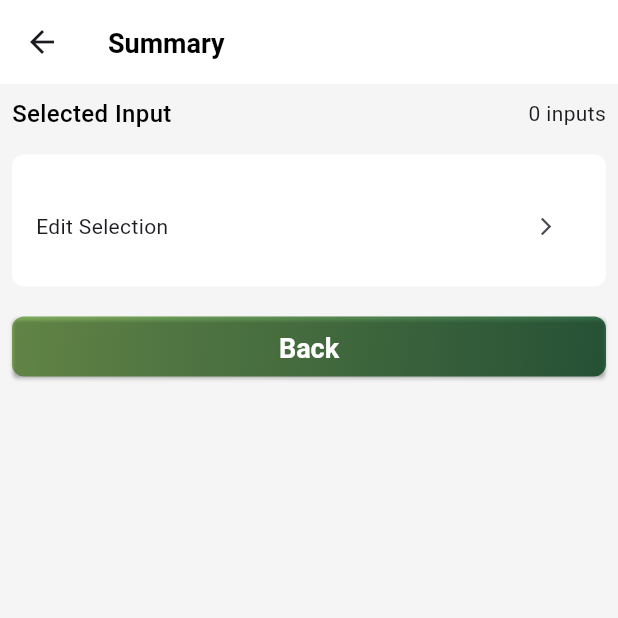
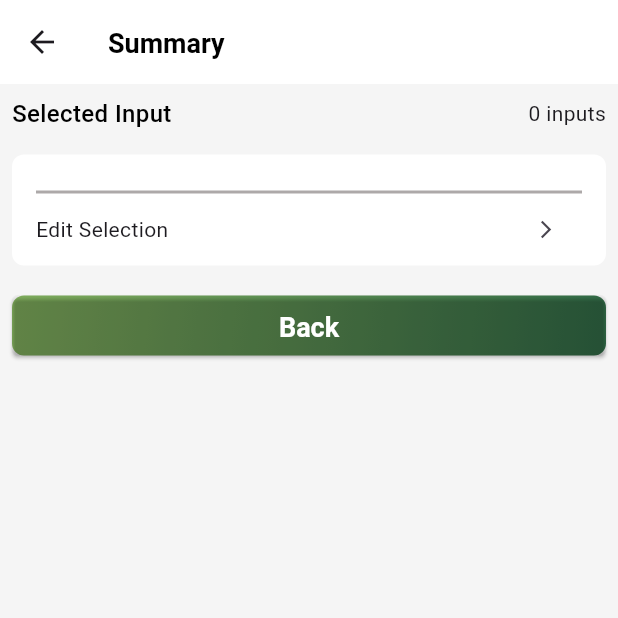
Before and after one commit to zihadsikder/wempro_project, a Flutter app: the SummaryPage screen opened directly, on a phone screen of 412 x 824 dp, the top half of it. Run offline on Flutter 3.47's test engine with Material 3 defaults, Android fonts, the light colour scheme and no system bars; our stand-ins replace get; network calls fail.

Commit message:
summary page done

```diff
--- a/lib/app/core/config/app_colors.dart
+++ b/lib/app/core/config/app_colors.dart
@@ -10,5 +10,5 @@ class AppColors {
   static Color bgColor = const Color(0xffffffff);
   static Color screenBgColor = Colors.grey.shade100;
   static Color hintTextColor = const Color(0xffada9a9);
-  static Color iconColor = const Color(0xff878585);
+  static Color basicColor = const Color(0xff878585);
 }
--- a/lib/app/core/constants/theme_data.dart
+++ b/lib/app/core/constants/theme_data.dart
@@ -20,12 +20,12 @@ class AppThemeData {
 
       enabledBorder: OutlineInputBorder(
         borderSide: BorderSide.none,
-        borderRadius: BorderRadius.circular(32),
+        borderRadius: BorderRadius.circular(4),
       ),
 
       focusedBorder: OutlineInputBorder(
-        borderSide: BorderSide(width: 2, color: AppColors.iconColor),
-        borderRadius: BorderRadius.circular(32),
+        borderSide: BorderSide(width: 2, color: AppColors.basicColor),
+        borderRadius: BorderRadius.circular(4),
       ),
       hintStyle: TextStyle(
         color: AppColors.hintTextColor,
--- a/lib/app/modules/home/views/summary_page.dart
+++ b/lib/app/modules/home/views/summary_page.dart
@@ -34,25 +34,26 @@ class SummaryPage extends StatelessWidget {
                 ),
               ],
             ),
-            SizedBox(height: 16.0,),
+            SizedBox(
+              height: 16.0,
+            ),
             Container(
-              padding: EdgeInsets.all(16),
+              padding: EdgeInsets.only(top: 16, right: 16, left: 16),
               decoration: BoxDecoration(
-                borderRadius: BorderRadius.circular(8),
-                color: Colors.white
-              ),
+                  borderRadius: BorderRadius.circular(8), color: Colors.white),
               child: ListView(
                 shrinkWrap: true, // Prevent ListView from growing too large
                 children: [
                   // Check if there are any responses to show
                   if (controller.responses.isNotEmpty)
-                  // Iterate over each response in controller.responses
+                    // Iterate over each response in controller.responses
                     for (var entry in controller.responses.entries)
-                    // Find the corresponding attribute using the ID
-                      if (controller.entity.value?.jsonResponse?.attributes != null)
-                      // Find the attribute by ID
-                        for (var attribute
-                        in controller.entity.value!.jsonResponse!.attributes!)
+                      // Find the corresponding attribute using the ID
+                      if (controller.entity.value?.jsonResponse?.attributes !=
+                          null)
+                        // Find the attribute by ID
+                        for (var attribute in controller
+                            .entity.value!.jsonResponse!.attributes!)
                           if (attribute.id == entry.key)
                             Row(
                               crossAxisAlignment: CrossAxisAlignment.start,
@@ -74,8 +75,8 @@ class SummaryPage extends StatelessWidget {
                                 ),
                               ],
                             ), // Row with field title and value
-
-                  SizedBox(height: 8),
+                  SizedBox(height: 8.0),
+                  Container(height: 2, color: AppColors.hintTextColor),
                   Row(
                     mainAxisAlignment: MainAxisAlignment.spaceBetween,
                     children: [
@@ -85,7 +86,10 @@ class SummaryPage extends StatelessWidget {
                           // Navigate back to the input page
                           Get.back();
                         },
-                        icon: Icon(Icons.arrow_forward_ios_outlined,size: 14,),
+                        icon: Icon(
+                          Icons.arrow_forward_ios_outlined,
+                          size: 14,
+                        ),
                       ),
                     ],
                   ),
```
Also changed, not shown: lib/app/modules/home/controllers/home_controller.dart (+13 -5 lines), lib/app/modules/home/views/home_view.dart (+9 -1 lines), lib/app/modules/home/views/widgets/form_field_widgets.dart (+6 -8 lines).
